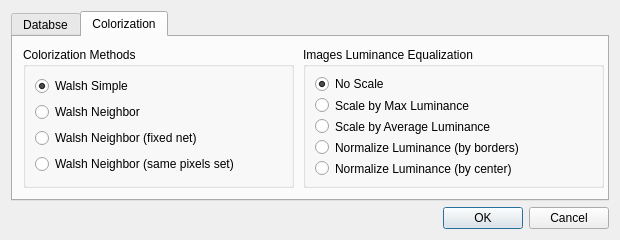
First picture: the form in GreyToColor/UI/DIALOGS/preferencesdialog.ui, repository iamantony/GreyToColor, before the edit.
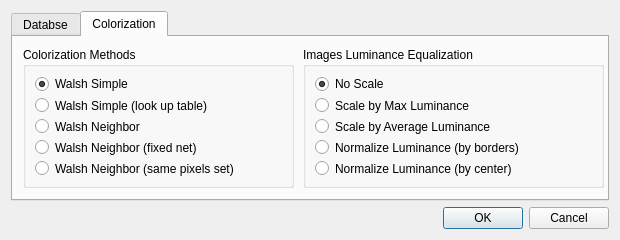
Second picture: the form after the edit. The open tabs and pages were chosen to show the change.

Commit message: New class: WSLookUpTableColorizator

Patch:
```diff
--- a/GreyToColor/UI/DIALOGS/preferencesdialog.ui
+++ b/GreyToColor/UI/DIALOGS/preferencesdialog.ui
@@ -136,6 +136,13 @@
           </property>
          </widget>
         </item>
+        <item>
+         <widget class="QRadioButton" name="rbWSLookUp">
+          <property name="text">
+           <string>Walsh Simple (look up table)</string>
+          </property>
+         </widget>
+        </item>
         <item>
          <widget class="QRadioButton" name="rbWNeighbor">
           <property name="text">
```
The commit also changes 19 other files.
